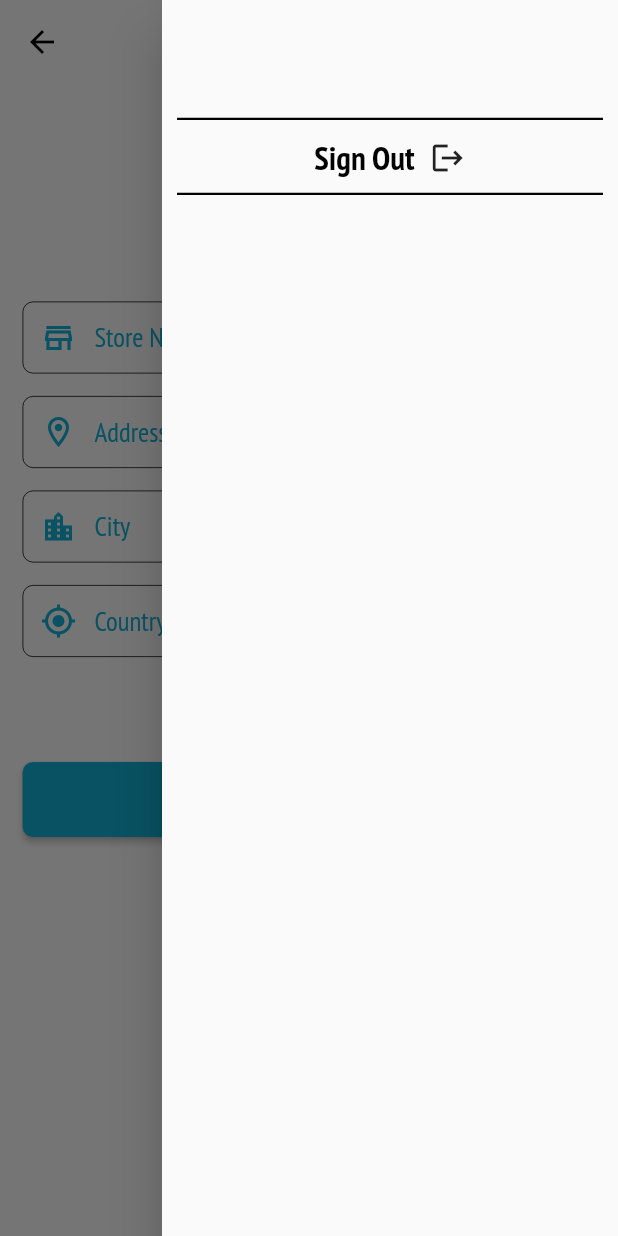
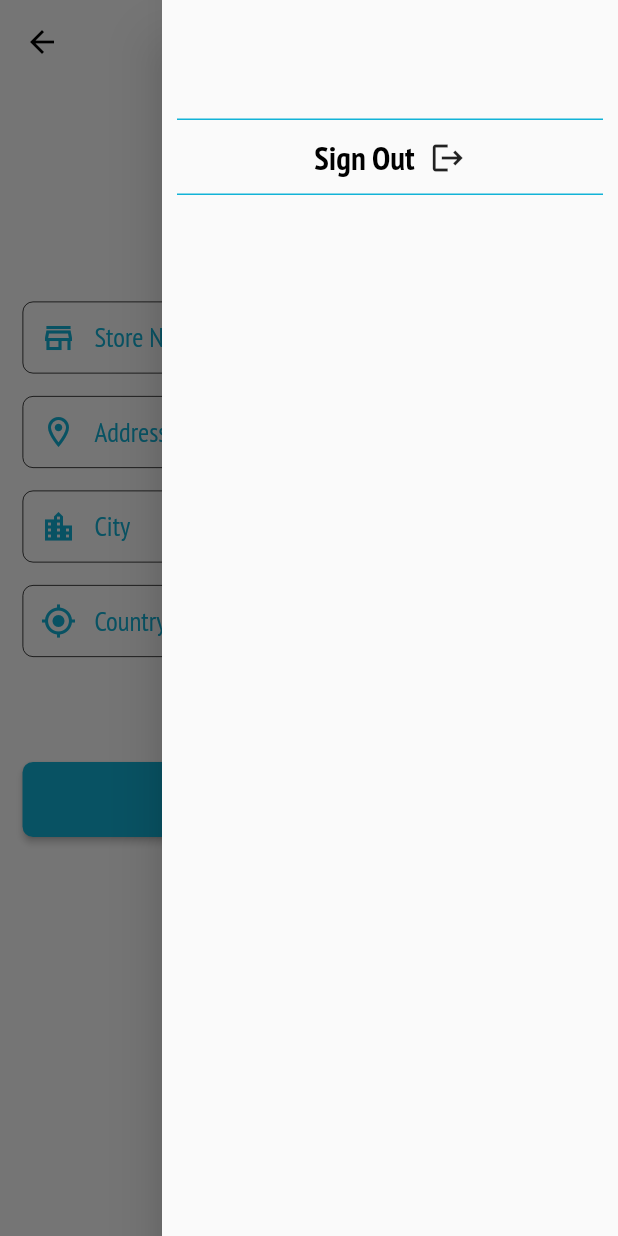
Before and after one commit to Neloy-SWE/Shop-Management, a Flutter app: the UpdateShopInfo screen opened directly with empty values, with the side drawer open, on a phone screen of 412 x 824 dp. Run offline on Flutter 3.47's test engine with Material 2 defaults, Android fonts, the phone set to English and light mode, and no system bars; our stand-ins replace flutter_riverpod, shared_preferences; accounts and stored records are empty; network calls fail.

Commit message:
user list ui done, custom divider added

```diff
--- a/lib/components/custom_button.dart
+++ b/lib/components/custom_button.dart
@@ -45,6 +45,7 @@ class AllButton {
         onPressed: () {
           onTap();
         },
+          splashColor: AllColors.primaryColor,
         shape: const RoundedRectangleBorder(
           borderRadius: BorderRadius.all(
             Radius.circular(7),
--- /dev/null
+++ b/lib/components/custom_divider.dart
@@ -0,0 +1,12 @@
+import 'package:flutter/material.dart';
+import 'package:shop_management/utilities/colors.dart';
+
+class AllDivider{
+  static generalDivider(){
+    return const Divider(
+      color: AllColors.primaryColor,
+      height: 0,
+      thickness: 1,
+    );
+  }
+}
--- a/lib/components/custom_drawer.dart
+++ b/lib/components/custom_drawer.dart
@@ -5,6 +5,7 @@ import '../utilities/all_text.dart';
 import '../utilities/app_size.dart';
 import '../utilities/colors.dart';
 import 'custom_dialogue.dart';
+import 'custom_divider.dart';
 
 class MyDrawer extends StatefulWidget {
   const MyDrawer({Key? key}) : super(key: key);
@@ -21,11 +22,7 @@ class _MyDrawerState extends State<MyDrawer> {
         padding: MyPadding.padding10,
         children: [
           Gap.gapH70,
-          const Divider(
-            color: Colors.black,
-            height: 0,
-            thickness: 1.5,
-          ),
+          AllDivider.generalDivider(),
           InkWell(
             onTap: (){
               AllDialogue.backDialogue(
@@ -53,11 +50,7 @@ class _MyDrawerState extends State<MyDrawer> {
               ),
             ),
           ),
-          const Divider(
-            color: Colors.black,
-            height: 0,
-            thickness: 1.5,
-          ),
+          AllDivider.generalDivider(),
         ],
       ),
     );
--- a/lib/managers/option_manager.dart
+++ b/lib/managers/option_manager.dart
@@ -3,9 +3,11 @@ import 'package:flutter/cupertino.dart';
 class OptionManager {
   IconData optionIcon;
   String optionName;
+  Widget navOption;
 
   OptionManager({
     required this.optionIcon,
     required this.optionName,
+    required this.navOption,
   });
 }
--- a/lib/screens/authentication/screen_login.dart
+++ b/lib/screens/authentication/screen_login.dart
@@ -6,7 +6,7 @@ import 'package:shop_management/components/custom_snackbar.dart';
 import 'package:shop_management/managers/manager.dart';
 import 'package:shop_management/screens/authentication/screen_forget_pass.dart';
 import 'package:shop_management/screens/authentication/screen_sign_up.dart';
-import 'package:shop_management/screens/screen_homepage.dart';
+import 'package:shop_management/screens/shop/screen_homepage.dart';
 import 'package:shop_management/utilities/app_size.dart';
 import 'package:shop_management/utilities/colors.dart';
 
--- a/lib/utilities/all_text.dart
+++ b/lib/utilities/all_text.dart
@@ -48,4 +48,6 @@ class AllTexts {
   static const String locationColon = "Location: ";
   static const String myShop = "My Shop";
   static const String updateCap = "UPDATE";
+  static const String usersList = "Users List";
+  static const String addNewUser = "Add New User";
 }
--- a/lib/utilities/app_size.dart
+++ b/lib/utilities/app_size.dart
@@ -17,6 +17,7 @@ class Gap {
   static const SizedBox gapH20 = SizedBox(height: 20);
   static const SizedBox gapH15 = SizedBox(height: 15);
   static const SizedBox gapH10 = SizedBox(height: 10);
+  static const SizedBox gapH05 = SizedBox(height: 5);
 
 
   // width
```
Also changed, not shown: lib/screens/shop/screen_homepage.dart (renamed from lib/screens/screen_homepage.dart, +35 -14 lines), lib/screens/shop/screen_update_shop_info.dart (renamed from lib/screens/screen_update_shop_info.dart, +8 -8 lines), lib/screens/users/screen_user_list.dart (added, +83 -0 lines).
